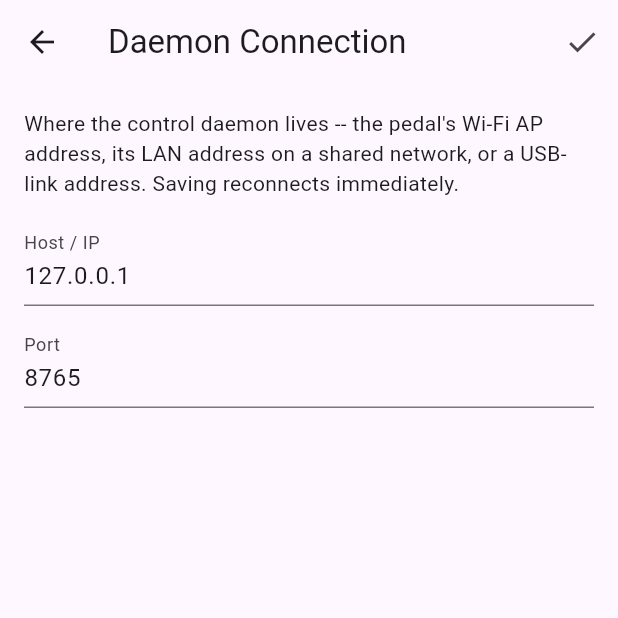
After one commit to bgregorutti/multieffect-amp-modeler, a Flutter app: the screen it shows after launch, after a tap on the "settings" icon, on a phone screen of 412 x 824 dp, the top half of it. The commit adds this screen. Run offline on Flutter 3.47's test engine with Material 3 defaults, Android fonts, the phone set to English and light mode, and no system bars; our stand-ins replace shared_preferences; network calls fail.

Commit message:
Add runtime daemon settings screen, document asset-pack upload over SSH
Co-Authored-By: Claude Sonnet 5 <noreply@anthropic.com>

```diff
--- a/mobile-app/lib/main.dart
+++ b/mobile-app/lib/main.dart
@@ -2,6 +2,7 @@ import 'package:flutter/material.dart';
 
 import 'services/asset_upload_service.dart';
 import 'services/daemon_client.dart';
+import 'services/daemon_endpoint_store.dart';
 import 'state/daemon_state_controller.dart';
 import 'screens/assets_screen.dart';
 import 'screens/rig_list_screen.dart';
@@ -9,59 +10,99 @@ import 'screens/connection_screen.dart';
 import 'screens/footswitch_mapping_screen.dart';
 import 'screens/preset_list_screen.dart';
 
-/// Where the control daemon lives, overridable at build time:
+/// Fallback daemon address used the first time the app runs, before the
+/// user has saved anything in the Settings screen -- still overridable at
+/// build time the same way it always was:
 ///
 ///     flutter build apk --dart-define=DAEMON_HOST=192.168.1.42
 ///
 /// The 127.0.0.1 default only works when the app and the daemon run on the
 /// same machine -- true for `flutter run -d chrome`/`-d web-server` on a dev
-/// box, but never on a phone, where 127.0.0.1 is the phone itself. Point it
-/// at the pedal's LAN address instead; the daemon already binds 0.0.0.0.
+/// box, but never on a phone, where 127.0.0.1 is the phone itself.
 ///
-/// This is still build-time, so changing networks means rebuilding. A
-/// settings screen backed by shared_preferences is the real fix -- see the
-/// README's "Known limitations".
+/// Once the app has been run at least once, [DaemonEndpointStore] takes
+/// over: the Settings screen (gear icon on the Status tab) lets the daemon's
+/// address be changed at runtime -- e.g. when switching between the pedal's
+/// Wi-Fi AP, a shared LAN, and a USB-link address -- without a rebuild.
 const kDefaultDaemonHost =
     String.fromEnvironment('DAEMON_HOST', defaultValue: '127.0.0.1');
 const kDefaultDaemonPort =
     int.fromEnvironment('DAEMON_PORT', defaultValue: 8765);
 
 void main() {
-  runApp(MultiEffectApp(
-    daemonClient: DaemonClient(
-      uri: Uri.parse('ws://$kDefaultDaemonHost:$kDefaultDaemonPort/ws'),
-    ),
-  ));
+  runApp(MultiEffectApp());
 }
 
 class MultiEffectApp extends StatefulWidget {
-  final DaemonClientBase daemonClient;
+  /// Overridable for tests; defaults to the real shared_preferences-backed
+  /// store.
+  final DaemonEndpointStore endpointStore;
 
-  const MultiEffectApp({super.key, required this.daemonClient});
+  MultiEffectApp({super.key, DaemonEndpointStore? endpointStore})
+      : endpointStore = endpointStore ?? DaemonEndpointStore();
 
   @override
   State<MultiEffectApp> createState() => _MultiEffectAppState();
 }
 
 class _MultiEffectAppState extends State<MultiEffectApp> {
-  late final DaemonStateController _controller;
-  late final AssetUploadService _uploadService;
+  DaemonEndpoint _endpoint =
+      const DaemonEndpoint(host: kDefaultDaemonHost, port: kDefaultDaemonPort);
+
+  late DaemonClientBase _daemonClient;
+  late DaemonStateController _controller;
+  late AssetUploadService _uploadService;
 
   @override
   void initState() {
     super.initState();
-    _controller = DaemonStateController(widget.daemonClient);
-    _uploadService = AssetUploadService(
-      daemonHttpBaseUrl:
-          Uri.parse('http://$kDefaultDaemonHost:$kDefaultDaemonPort'),
-    );
-    _controller.connect();
+    _buildServices(connect: true);
+    _loadPersistedEndpoint();
+  }
+
+  /// (Re)builds the client/controller/upload-service trio for [_endpoint].
+  /// Called once from [initState] with the compile-time default, and again
+  /// from [_applyEndpoint] whenever the user saves a new one in Settings.
+  void _buildServices({required bool connect}) {
+    _daemonClient = DaemonClient(uri: _endpoint.wsUri);
+    _controller = DaemonStateController(_daemonClient);
+    _uploadService =
+        AssetUploadService(daemonHttpBaseUrl: _endpoint.httpBaseUrl);
+    if (connect) _controller.connect();
+  }
+
+  /// Loads whatever endpoint was last saved to disk, if any, and swaps to
+  /// it -- overriding the compile-time default this state started
+  /// connecting to in [initState]. A no-op on first-ever launch.
+  Future<void> _loadPersistedEndpoint() async {
+    final stored = await widget.endpointStore.load();
+    if (stored != null && stored != _endpoint) {
+      _applyEndpoint(stored);
+    }
+  }
+
+  /// Tears down the current client/controller/upload-service and rebuilds
+  /// them against [endpoint], then reconnects. Used both by the initial
+  /// load above and by the Settings screen's save callback.
+  void _applyEndpoint(DaemonEndpoint endpoint) {
+    _controller.dispose();
+    _daemonClient.dispose();
+    _uploadService.dispose();
+    setState(() {
+      _endpoint = endpoint;
+      _buildServices(connect: true);
+    });
+  }
+
+  Future<void> _saveEndpoint(DaemonEndpoint endpoint) async {
+    await widget.endpointStore.save(endpoint);
+    _applyEndpoint(endpoint);
   }
 
   @override
   void dispose() {
     _controller.dispose();
-    widget.daemonClient.dispose();
+    _daemonClient.dispose();
     _uploadService.dispose();
     super.dispose();
   }
@@ -76,7 +117,12 @@ class _MultiEffectAppState extends State<MultiEffectApp> {
         brightness: Brightness.dark,
         useMaterial3: true,
       ),
-      home: HomeShell(controller: _controller, uploadService: _uploadService),
+      home: HomeShell(
+        controller: _controller,
+        uploadService: _uploadService,
+        currentEndpoint: _endpoint,
+        onSaveEndpoint: _saveEndpoint,
+      ),
     );
   }
 }
@@ -85,11 +131,15 @@ class _MultiEffectAppState extends State<MultiEffectApp> {
 class HomeShell extends StatefulWidget {
   final DaemonStateController controller;
   final AssetUploadService uploadService;
+  final DaemonEndpoint currentEndpoint;
+  final ValueChanged<DaemonEndpoint> onSaveEndpoint;
 
   const HomeShell({
     super.key,
     required this.controller,
     required this.uploadService,
+    required this.currentEndpoint,
+    required this.onSaveEndpoint,
   });
 
   @override
@@ -116,7 +166,11 @@ class _HomeShellState extends State<HomeShell> {
   @override
   Widget build(BuildContext context) {
     final screens = [
-      ConnectionScreen(controller: widget.controller),
+      ConnectionScreen(
+        controller: widget.controller,
+        currentEndpoint: widget.currentEndpoint,
+        onSaveEndpoint: widget.onSaveEndpoint,
+      ),
       RigListScreen(controller: widget.controller),
       PresetListScreen(controller: widget.controller),
       FootswitchMappingScreen(controller: widget.controller),
--- a/mobile-app/lib/screens/connection_screen.dart
+++ b/mobile-app/lib/screens/connection_screen.dart
@@ -1,14 +1,25 @@
 import 'package:flutter/material.dart';
 
 import '../services/daemon_client.dart';
+import '../services/daemon_endpoint_store.dart';
 import '../state/daemon_state_controller.dart';
+import 'settings_screen.dart';
 
 /// The phone-side mirror of what an onboard display would show: connection
-/// state, the active rig and preset, bypass, and tempo.
+/// state, the active rig and preset, bypass, and tempo. Also the entry
+/// point to the Settings screen, since "where's my daemon" belongs next to
+/// "am I connected to it".
 class ConnectionScreen extends StatelessWidget {
   final DaemonStateController controller;
+  final DaemonEndpoint currentEndpoint;
+  final ValueChanged<DaemonEndpoint> onSaveEndpoint;
 
-  const ConnectionScreen({super.key, required this.controller});
+  const ConnectionScreen({
+    super.key,
+    required this.controller,
+    required this.currentEndpoint,
+    required this.onSaveEndpoint,
+  });
 
   String _statusLabel(ConnectionStatus status) {
     switch (status) {
@@ -39,7 +50,24 @@ class ConnectionScreen extends StatelessWidget {
   @override
   Widget build(BuildContext context) {
     return Scaffold(
-      appBar: AppBar(title: const Text('Pedal Status')),
+      appBar: AppBar(
+        title: const Text('Pedal Status'),
+        actions: [
+          IconButton(
+            key: const Key('open-settings-button'),
+            icon: const Icon(Icons.settings),
+            tooltip: 'Daemon connection settings',
+            onPressed: () {
+              Navigator.of(context).push(MaterialPageRoute(
+                builder: (context) => SettingsScreen(
+                  currentEndpoint: currentEndpoint,
+                  onSave: onSaveEndpoint,
+                ),
+              ));
+            },
+          ),
+        ],
+      ),
       body: ListenableBuilder(
         listenable: controller,
         builder: (context, _) {
--- /dev/null
+++ b/mobile-app/lib/screens/settings_screen.dart
@@ -0,0 +1,113 @@
+import 'package:flutter/material.dart';
+
+import '../services/daemon_endpoint_store.dart';
+
+/// Lets the user point the app at the control daemon's actual address --
+/// the pedal's Wi-Fi AP, its address on a shared home network, or a
+/// USB-link address -- without rebuilding the app. Saving persists the
+/// choice via [DaemonEndpointStore] and reconnects immediately.
+class SettingsScreen extends StatefulWidget {
+  final DaemonEndpoint currentEndpoint;
+  final ValueChanged<DaemonEndpoint> onSave;
+
+  const SettingsScreen({
+    super.key,
+    required this.currentEndpoint,
+    required this.onSave,
+  });
+
+  @override
+  State<SettingsScreen> createState() => _SettingsScreenState();
+}
+
+class _SettingsScreenState extends State<SettingsScreen> {
+  final _formKey = GlobalKey<FormState>();
+  late final TextEditingController _hostController;
+  late final TextEditingController _portController;
+
+  @override
+  void initState() {
+    super.initState();
+    _hostController =
+        TextEditingController(text: widget.currentEndpoint.host);
+    _portController =
+        TextEditingController(text: widget.currentEndpoint.port.toString());
+  }
+
+  @override
+  void dispose() {
+    _hostController.dispose();
+    _portController.dispose();
+    super.dispose();
+  }
+
+  String? _validateHost(String? value) {
+    if (value == null || value.trim().isEmpty) return 'Required';
+    return null;
+  }
+
+  String? _validatePort(String? value) {
+    final port = int.tryParse((value ?? '').trim());
+    if (port == null || port <= 0 || port > 65535) {
+      return 'Enter a port between 1 and 65535';
+    }
+    return null;
+  }
+
+  void _save() {
+    if (!_formKey.currentState!.validate()) return;
+    final endpoint = DaemonEndpoint(
+      host: _hostController.text.trim(),
+      port: int.parse(_portController.text.trim()),
+    );
+    widget.onSave(endpoint);
+    Navigator.of(context).pop();
+  }
+
+  @override
+  Widget build(BuildContext context) {
+    return Scaffold(
+      appBar: AppBar(
+        title: const Text('Daemon Connection'),
+        actions: [
+          IconButton(
+            key: const Key('save-settings-button'),
+            icon: const Icon(Icons.check),
+            onPressed: _save,
+          ),
+        ],
+      ),
+      body: Form(
+        key: _formKey,
+        child: ListView(
+          padding: const EdgeInsets.all(16),
+          children: [
+            const Text(
+              "Where the control daemon lives -- the pedal's Wi-Fi AP "
+              'address, its LAN address on a shared network, or a USB-link '
+              'address. Saving reconnects immediately.',
+            ),
+            const SizedBox(height: 16),
+            TextFormField(
+              key: const Key('host-field'),
+              controller: _hostController,
+              decoration: const InputDecoration(
+                labelText: 'Host / IP',
+                hintText: '192.168.1.42',
+              ),
+              validator: _validateHost,
+            ),
+            const SizedBox(height: 12),
+            TextFormField(
+              key: const Key('port-field'),
+              controller: _portController,
+              decoration: const InputDecoration(labelText: 'Port'),
+              keyboardType: TextInputType.number,
+              validator: _validatePort,
+            ),
+          ],
+        ),
+      ),
+    );
+  }
+}
--- /dev/null
+++ b/mobile-app/lib/services/daemon_endpoint_store.dart
@@ -0,0 +1,54 @@
+import 'package:shared_preferences/shared_preferences.dart';
+
+/// Where the control daemon lives: host + port, used to build both the
+/// WebSocket URI ([wsUri]) and the HTTP base URL ([httpBaseUrl]) for asset
+/// uploads. See [DaemonEndpointStore] for how this is persisted so pointing
+/// the app at a different daemon doesn't require a rebuild.
+class DaemonEndpoint {
+  final String host;
+  final int port;
+
+  const DaemonEndpoint({required this.host, required this.port});
+
+  Uri get wsUri => Uri.parse('ws://$host:$port/ws');
+  Uri get httpBaseUrl => Uri.parse('http://$host:$port');
+
+  @override
+  bool operator ==(Object other) =>
+      other is DaemonEndpoint && other.host == host && other.port == port;
+
+  @override
+  int get hashCode => Object.hash(host, port);
+
+  @override
+  String toString() => '$host:$port';
+}
+
+/// Persists the user-configured [DaemonEndpoint] across app restarts via
+/// `shared_preferences`.
+///
+/// Previously the daemon's address was a compile-time constant
+/// (`--dart-define=DAEMON_HOST=...`), so pointing the app at the pedal's
+/// actual address -- its Wi-Fi AP, a shared LAN, or a USB-link address --
+/// meant a rebuild. This makes it a runtime setting instead: see
+/// `screens/settings_screen.dart`.
+class DaemonEndpointStore {
+  static const _hostKey = 'daemon_host';
+  static const _portKey = 'daemon_port';
+
+  /// Returns the persisted endpoint, or null if none has been saved yet
+  /// (first launch, or the platform's local storage is unavailable).
+  Future<DaemonEndpoint?> load() async {
+    final prefs = await SharedPreferences.getInstance();
+    final host = prefs.getString(_hostKey);
+    final port = prefs.getInt(_portKey);
+    if (host == null || port == null) return null;
+    return DaemonEndpoint(host: host, port: port);
+  }
+
+  Future<void> save(DaemonEndpoint endpoint) async {
+    final prefs = await SharedPreferences.getInstance();
+    await prefs.setString(_hostKey, endpoint.host);
+    await prefs.setInt(_portKey, endpoint.port);
+  }
+}
--- a/mobile-app/pubspec.yaml
+++ b/mobile-app/pubspec.yaml
@@ -36,6 +36,7 @@ dependencies:
   cupertino_icons: ^1.0.8
   web_socket_channel: ^3.0.1
   http: ^1.2.2
+  shared_preferences: ^2.5.5
 
 dev_dependencies:
   flutter_test:
```
Also changed, not shown: mobile-app/pubspec.lock, 6 other files.
